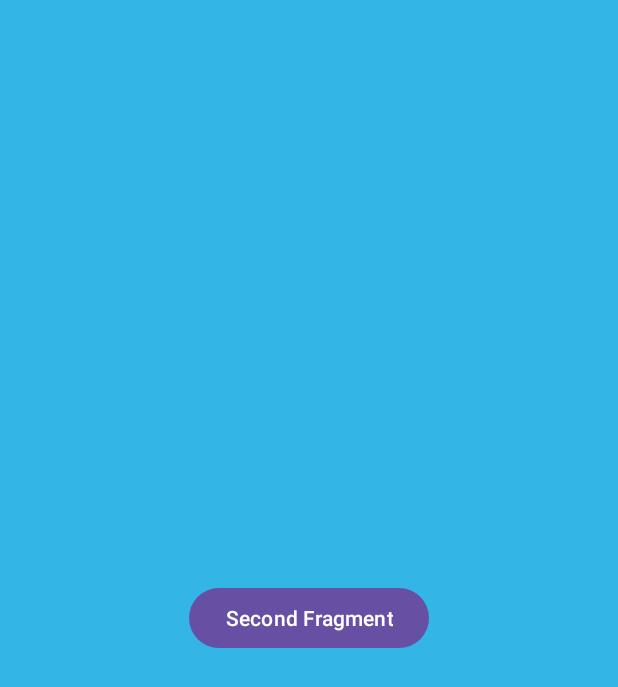
After one commit to Irrisorr/Mobile-applications, an Android app: the layout fragment_blank2.xml on its own in the app's theme, with its tools: preview values and no code run, on a phone screen of 412 x 824 dp. The commit adds this screen. Shown: the top 687 px of the screen. Run offline under Robolectric (Android 15) with nearby library versions, the phone set to English and light mode, and no system bars.

Commit message:
Added 2 fragments

```diff
--- a/1_ListView_App/app/build.gradle.kts
+++ b/1_ListView_App/app/build.gradle.kts
@@ -47,4 +47,7 @@ dependencies {
     testImplementation(libs.junit)
     androidTestImplementation(libs.androidx.junit)
     androidTestImplementation(libs.androidx.espresso.core)
+
+    val fragment_version = "1.6.2"
+    implementation("androidx.fragment:fragment-ktx:$fragment_version")
 }
--- /dev/null
+++ b/1_ListView_App/app/src/main/res/layout/fragment_blank2.xml
@@ -0,0 +1,17 @@
+<?xml version="1.0" encoding="utf-8"?>
+<FrameLayout xmlns:android="http://schemas.android.com/apk/res/android"
+    xmlns:tools="http://schemas.android.com/tools"
+    android:layout_width="match_parent"
+    android:layout_height="match_parent"
+    android:background="@android:color/holo_blue_light"
+    tools:context=".BlankFragment2">
+
+    <Button
+        android:id="@+id/button"
+        android:text="Second Fragment"
+        android:layout_gravity="center"
+        android:layout_width="wrap_content"
+        android:layout_height="wrap_content"
+        />
+
+</FrameLayout>
--- a/1_ListView_App/app/src/main/res/values/strings.xml
+++ b/1_ListView_App/app/src/main/res/values/strings.xml
@@ -1,3 +1,5 @@
 <resources>
     <string name="app_name">1_ListView_App</string>
+    <!-- TODO: Remove or change this placeholder text -->
+    <string name="hello_blank_fragment">Hello blank fragment</string>
 </resources>
```
Also changed, not shown: 1_ListView_App/app/src/main/java/com/example/a1_listview_app/BlankFragment.kt (added, +37 -0 lines), 1_ListView_App/app/src/main/java/com/example/a1_listview_app/BlankFragment2.kt (added, +38 -0 lines), 1_ListView_App/app/src/main/java/com/example/a1_listview_app/MainActivity.kt (+6 -16 lines), 1_ListView_App/app/src/main/res/layout/activity_main.xml (+20 -23 lines), 1_ListView_App/app/src/main/res/layout/fragment_blank.xml (added, +17 -0 lines).
